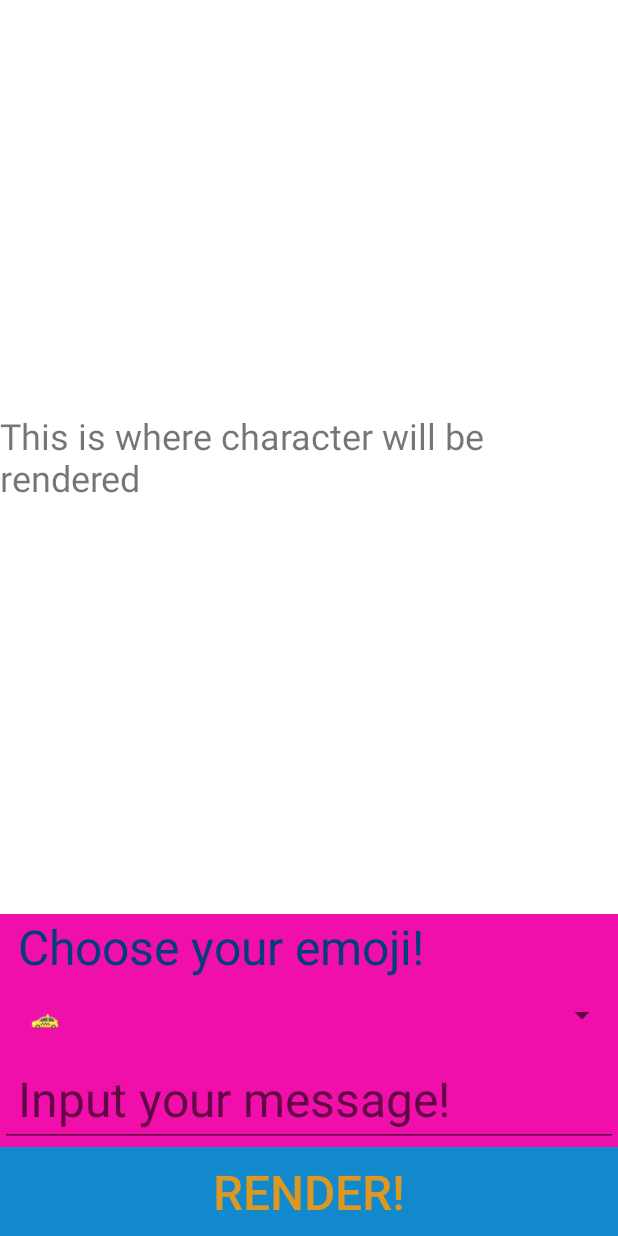
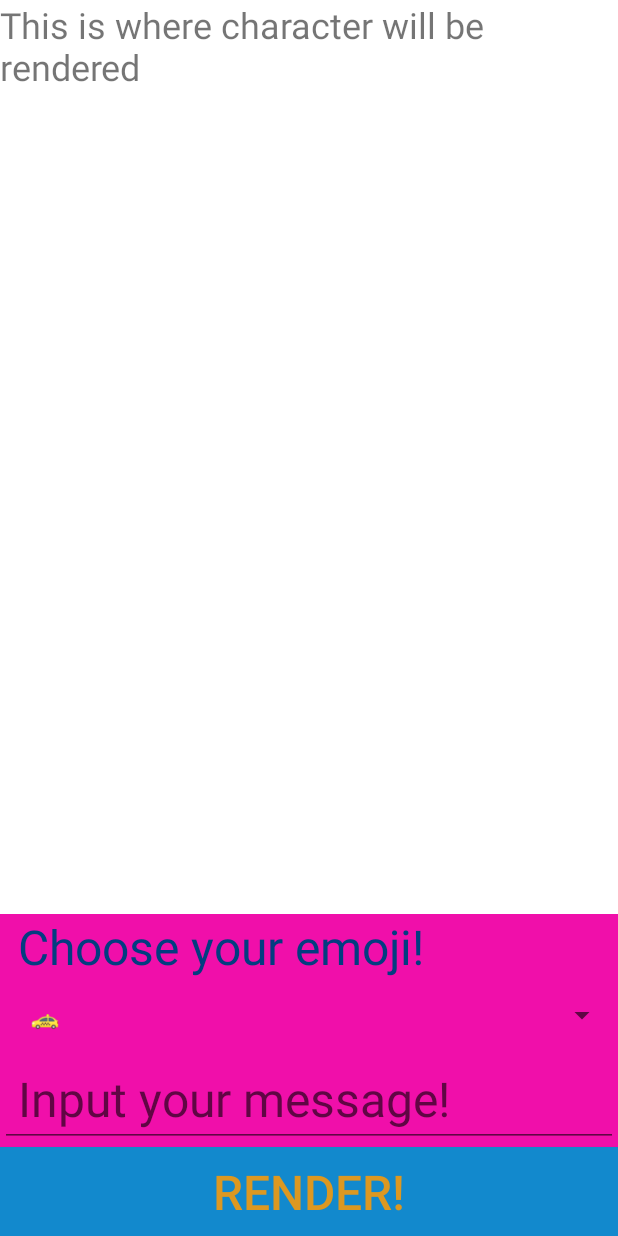
Before and after one commit to yipidee/silab, an Android app: the screen it shows after launch (MainActivity), on a phone screen of 412 x 824 dp. Run offline under Robolectric (Android 15) with nearby library versions, the phone set to English and light mode, and no system bars.

Commit message:
Fixed issue 2

```diff
--- a/app/src/main/res/layout/activity_main.xml
+++ b/app/src/main/res/layout/activity_main.xml
@@ -21,7 +21,7 @@
             android:textSize="24sp"
             android:textIsSelectable="true"
             android:onClick="share"
-            android:layout_gravity="center"/>
+            android:layout_gravity="center_horizontal"/>
 
     </ScrollView>
 
```
